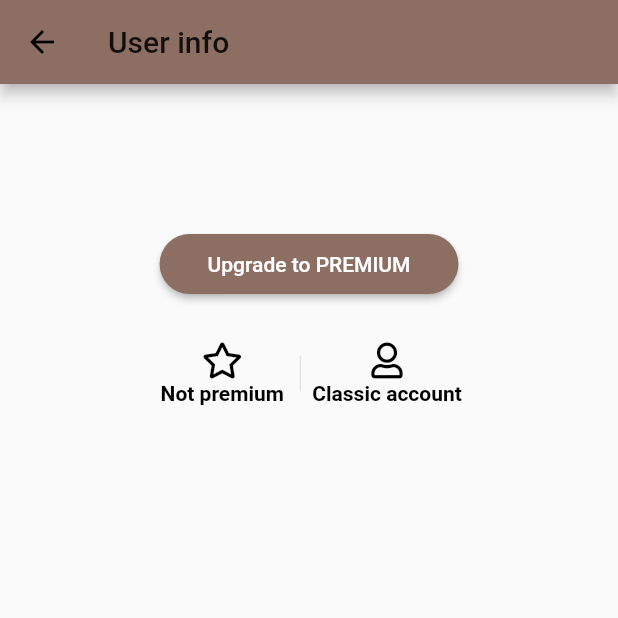
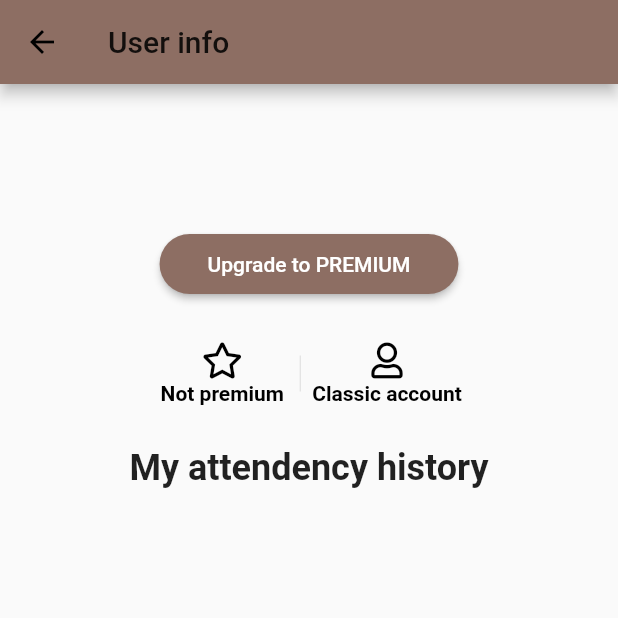
Before and after one commit to Khrid/HES_645-2_Projects_ArtNext, a Flutter app: the UserInfo screen opened by its route, on a phone screen of 412 x 824 dp, the top half of it. Run offline on Flutter 3.47's test engine with Material 2 defaults, Android fonts, the phone set to English and light mode, and no system bars; our stand-ins replace cloud_firestore, firebase_auth, firebase_core, font_awesome_flutter, google_fonts, google_maps_flutter and 1 more; accounts and stored records are empty.

Commit message:
my attendency history title

```diff
--- a/lib/pages/user/UserInfo.dart
+++ b/lib/pages/user/UserInfo.dart
@@ -85,32 +85,15 @@ class _UserInfoState extends State<UserInfo> {
                   ),
                 ),
               ],
-            )
+            ),
+            const SizedBox(height: 24),
+            buildMyEventsTitle(),
             //const SizedBox(height: 48),
             //buildAbout(user),
           ],
         )
 
-        /*Align(
-        child: LayoutBuilder(
-          builder: (BuildContext context, BoxConstraints constraints) {
-            return Container(
-                padding: EdgeInsets.only(left: 60, right: 60),
-                height: constraints.maxHeight,
-                width: constraints.maxWidth,
-                child: Column(
-                  children: [
-                    Text("uid : " + user!.uid),
-                    Text("lastname : " + user.lastname),
-                    Text("firstname : " + user.firstname),
-                    Text("isPremium : " + user.isPremium.toString()),
-                    Text("isServiceProvider : " + user.isServiceProvider.toString()),
-                    Text("image : " + user.image),
-                  ],
-                ));
-          },
-        ),
-      ),*/
+
         );
   }
 
@@ -141,4 +124,13 @@ class _UserInfoState extends State<UserInfo> {
               duration: Duration(seconds: 2)));
         },
       );
+
+  Widget buildMyEventsTitle()  => Column(
+    children: [
+      Text(
+        "My attendency history",
+        style: TextStyle(fontWeight: FontWeight.bold, fontSize: 24),
+      ),
+    ],
+  );
 }
```
